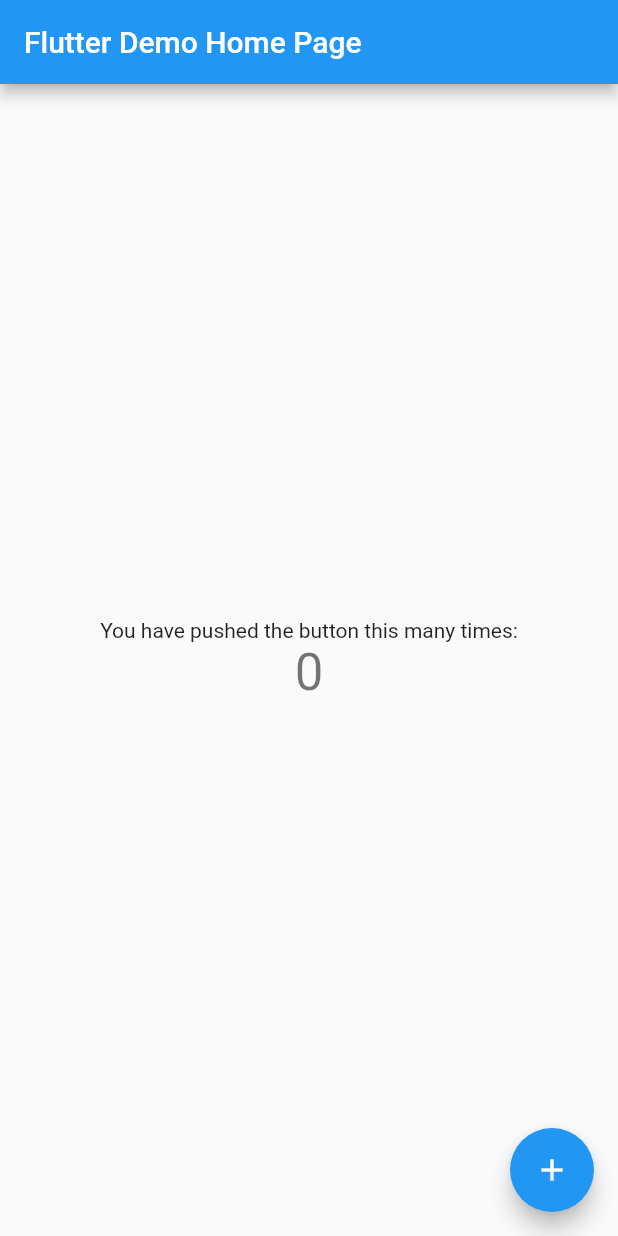
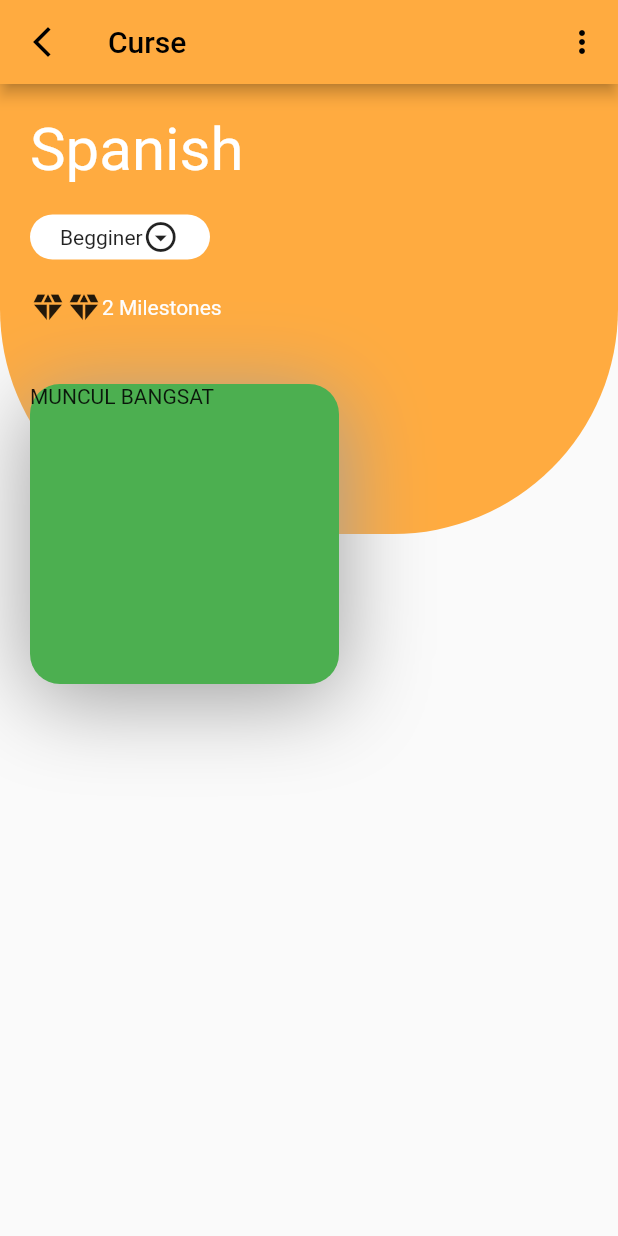
Before and after one commit to muhamadfebriyanto/tugas, a Flutter app: the screen it shows after launch, on a phone screen of 412 x 824 dp. Run offline on Flutter 3.47's test engine with Material 2 defaults, Android fonts, the phone set to English and light mode, and no system bars.

Commit message:
UI tugas update ke 1

```diff
--- a/lib/main.dart
+++ b/lib/main.dart
@@ -7,109 +7,132 @@ void main() {
 class MyApp extends StatelessWidget {
   const MyApp({super.key});
 
-  // This widget is the root of your application.
   @override
   Widget build(BuildContext context) {
     return MaterialApp(
-      title: 'Flutter Demo',
-      theme: ThemeData(
-        // This is the theme of your application.
-        //
-        // Try running your application with "flutter run". You'll see the
-        // application has a blue toolbar. Then, without quitting the app, try
-        // changing the primarySwatch below to Colors.green and then invoke
-        // "hot reload" (press "r" in the console where you ran "flutter run",
-        // or simply save your changes to "hot reload" in a Flutter IDE).
-        // Notice that the counter didn't reset back to zero; the application
-        // is not restarted.
-        primarySwatch: Colors.blue,
-      ),
-      home: const MyHomePage(title: 'Flutter Demo Home Page'),
+      home: UI(),
     );
   }
 }
 
-class MyHomePage extends StatefulWidget {
-  const MyHomePage({super.key, required this.title});
-
-  // This widget is the home page of your application. It is stateful, meaning
-  // that it has a State object (defined below) that contains fields that affect
-  // how it looks.
-
-  // This class is the configuration for the state. It holds the values (in this
-  // case the title) provided by the parent (in this case the App widget) and
-  // used by the build method of the State. Fields in a Widget subclass are
-  // always marked "final".
-
-  final String title;
+class UI extends StatefulWidget {
+  const UI({super.key});
 
   @override
-  State<MyHomePage> createState() => _MyHomePageState();
+  State<UI> createState() => _UIState();
 }
 
-class _MyHomePageState extends State<MyHomePage> {
-  int _counter = 0;
-
-  void _incrementCounter() {
-    setState(() {
-      // This call to setState tells the Flutter framework that something has
-      // changed in this State, which causes it to rerun the build method below
-      // so that the display can reflect the updated values. If we changed
-      // _counter without calling setState(), then the build method would not be
-      // called again, and so nothing would appear to happen.
-      _counter++;
-    });
-  }
-
+class _UIState extends State<UI> {
   @override
   Widget build(BuildContext context) {
-    // This method is rerun every time setState is called, for instance as done
-    // by the _incrementCounter method above.
-    //
-    // The Flutter framework has been optimized to make rerunning build methods
-    // fast, so that you can just rebuild anything that needs updating rather
-    // than having to individually change instances of widgets.
     return Scaffold(
       appBar: AppBar(
-        // Here we take the value from the MyHomePage object that was created by
-        // the App.build method, and use it to set our appbar title.
-        title: Text(widget.title),
+        backgroundColor: Colors.orangeAccent,
+        leading: IconButton(
+          onPressed: () {},
+          icon: Icon(Icons.arrow_back_ios_new),
+          color: Colors.black,
+        ),
+        title: Text(
+          "Curse",
+          style: TextStyle(
+            color: Colors.black,
+          ),
+        ),
+        actions: [
+          IconButton(
+            onPressed: () {},
+            icon: Icon(Icons.more_vert_sharp),
+            color: Colors.black,
+          ),
+        ],
       ),
-      body: Center(
-        // Center is a layout widget. It takes a single child and positions it
-        // in the middle of the parent.
-        child: Column(
-          // Column is also a layout widget. It takes a list of children and
-          // arranges them vertically. By default, it sizes itself to fit its
-          // children horizontally, and tries to be as tall as its parent.
-          //
-          // Invoke "debug painting" (press "p" in the console, choose the
-          // "Toggle Debug Paint" action from the Flutter Inspector in Android
-          // Studio, or the "Toggle Debug Paint" command in Visual Studio Code)
-          // to see the wireframe for each widget.
-          //
-          // Column has various properties to control how it sizes itself and
-          // how it positions its children. Here we use mainAxisAlignment to
-          // center the children vertically; the main axis here is the vertical
-          // axis because Columns are vertical (the cross axis would be
-          // horizontal).
-          mainAxisAlignment: MainAxisAlignment.center,
-          children: <Widget>[
-            const Text(
-              'You have pushed the button this many times:',
+      body: Stack(
+        children: [
+          Container(
+            height: 300,
+            decoration: BoxDecoration(
+              color: Colors.orangeAccent,
+              borderRadius: BorderRadius.only(
+                bottomLeft: Radius.elliptical(150, 150),
+                bottomRight: Radius.elliptical(150, 150),
+              ),
             ),
-            Text(
-              '$_counter',
-              style: Theme.of(context).textTheme.headlineMedium,
+          ),
+          Column(
+            crossAxisAlignment: CrossAxisAlignment.start,
+            children: [
+              Padding(
+                padding: EdgeInsets.all(20),
+                child: Text(
+                  "Spanish",
+                  style: TextStyle(
+                    fontSize: 40,
+                    color: Colors.white,
+                  ),
+                ),
+              ),
+              Padding(
+                padding: EdgeInsets.symmetric(horizontal: 20),
+                child: Container(
+                  width: 120,
+                  height: 30,
+                  decoration: BoxDecoration(
+                    color: Colors.white,
+                    borderRadius: BorderRadius.circular(15),
+                  ),
+                  padding: EdgeInsets.symmetric(horizontal: 20),
+                  child: Row(
+                    children: [
+                      Text("Begginer"),
+                      Icon(Icons.arrow_drop_down_circle_outlined),
+                    ],
+                  ),
+                ),
+              ),
+              Padding(
+                padding: EdgeInsets.all(20),
+                child: Row(
+                  children: [
+                    Icon(Icons.diamond),
+                    Icon(Icons.diamond),
+                    Text(
+                      "2 Milestones",
+                      style: TextStyle(
+                        color: Colors.white,
+                      ),
+                    ),
+                  ],
+                ),
+              )
+            ],
+          ),
+          Container(
+            height: 200,
+            margin: EdgeInsets.symmetric(vertical: 200, horizontal: 20),
+            decoration: BoxDecoration(
+              color: Colors.green,
+              borderRadius: BorderRadius.circular(20),
+              boxShadow: const [
+                BoxShadow(
+                  color: Colors.grey,
+                  spreadRadius: .2,
+                  blurRadius: 50,
+                  offset: Offset(0, 10), // changes position of shadow
+                ),
+              ],
             ),
-          ],
-        ),
+            child: Stack(
+              children: [
+                SizedBox(
+                  width: MediaQuery.of(context).size.width * .5,
+                ),
+                Text("MUNCUL BANGSAT"),
+              ],
+            ),
+          ),
+        ],
       ),
-      floatingActionButton: FloatingActionButton(
-        onPressed: _incrementCounter,
-        tooltip: 'Increment',
-        child: const Icon(Icons.add),
-      ), // This trailing comma makes auto-formatting nicer for build methods.
     );
   }
 }
```
